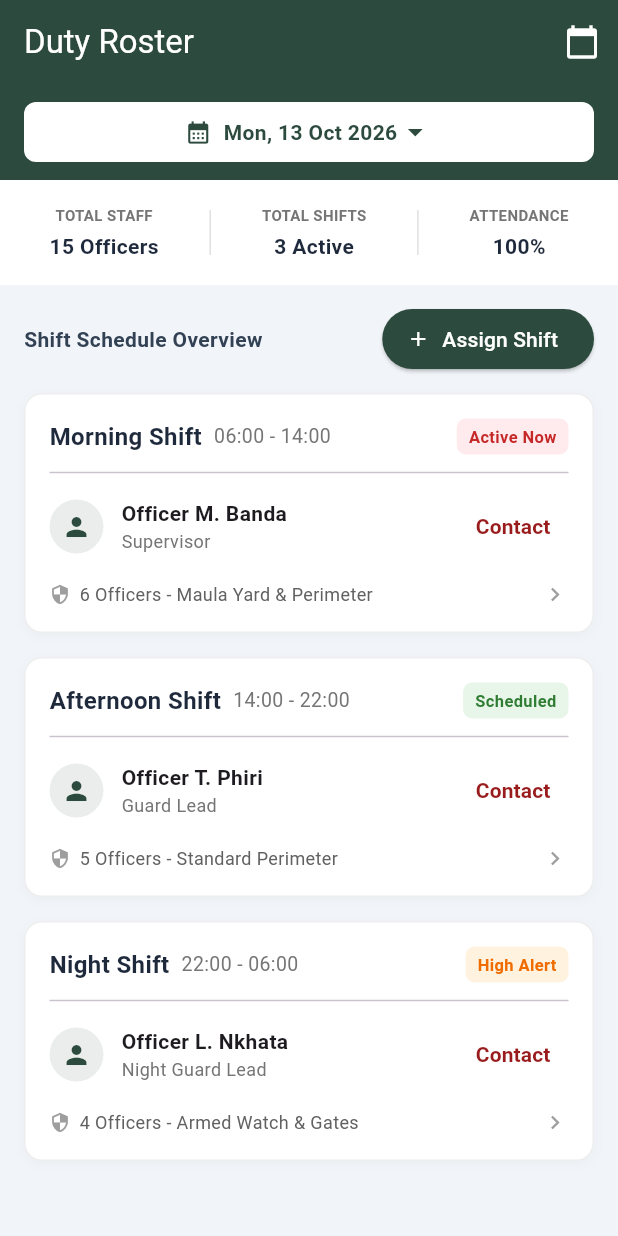
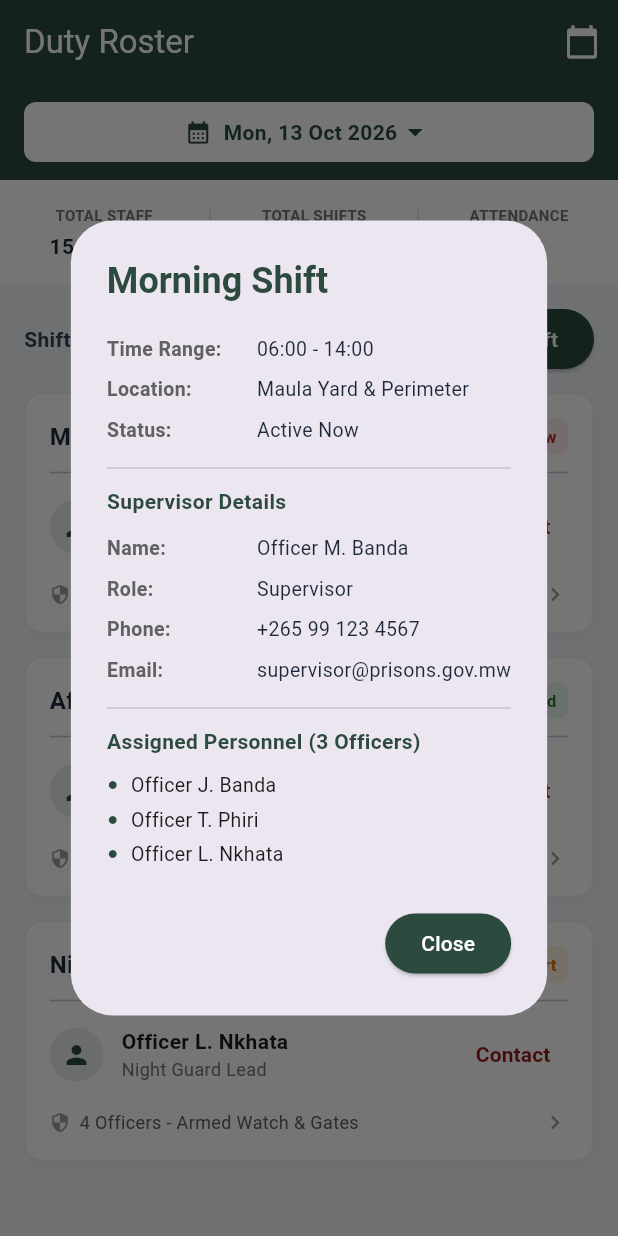
Before and after one commit to bsc-com-44-24/Prison-Management-system, a Flutter app: the screen it shows after launch, after a tap on "Contact", on a phone screen of 412 x 824 dp. Run offline on Flutter 3.47's test engine with Material 3 defaults, Android fonts, the phone set to English and light mode, and no system bars; our stand-ins replace hive_flutter; accounts and stored records are empty.

Commit message:
Implement shift contact detail modal and safe model parsing for Issue #4

```diff
--- a/lib/staff_roster/models/staff_model.dart
+++ b/lib/staff_roster/models/staff_model.dart
@@ -6,6 +6,9 @@ class ShiftModel {
   final String supervisorRole;
   final String assignedLocation;
   final int officerCount;
+  final String supervisorPhone; // Added for contact view
+  final String supervisorEmail; // Added for contact view
+  final List<String> assignedGuards; // Added for shift logs
 
   ShiftModel({
     required this.shiftName,
@@ -15,9 +18,11 @@ class ShiftModel {
     required this.supervisorRole,
     required this.assignedLocation,
     required this.officerCount,
+    this.supervisorPhone = '+265 99 123 4567',
+    this.supervisorEmail = 'supervisor@prisons.gov.mw',
+    this.assignedGuards = const ['Officer J. Banda', 'Officer T. Phiri', 'Officer L. Nkhata'],
   });
 
-  // Convert ShiftModel to Map for local storage
   Map<String, dynamic> toMap() {
     return {
       'shiftName': shiftName,
@@ -27,19 +32,26 @@ class ShiftModel {
       'supervisorRole': supervisorRole,
       'assignedLocation': assignedLocation,
       'officerCount': officerCount,
+      'supervisorPhone': supervisorPhone,
+      'supervisorEmail': supervisorEmail,
+      'assignedGuards': assignedGuards,
     };
   }
 
-  // Create ShiftModel from local storage Map
   factory ShiftModel.fromMap(Map<dynamic, dynamic> map) {
     return ShiftModel(
-      shiftName: map['shiftName'] ?? '',
-      timeRange: map['timeRange'] ?? '',
-      status: map['status'] ?? '',
-      supervisorName: map['supervisorName'] ?? '',
-      supervisorRole: map['supervisorRole'] ?? '',
-      assignedLocation: map['assignedLocation'] ?? '',
-      officerCount: map['officerCount'] ?? 0,
+      shiftName: map['shiftName']?.toString() ?? '',
+      timeRange: map['timeRange']?.toString() ?? '',
+      status: map['status']?.toString() ?? 'Scheduled',
+      supervisorName: map['supervisorName']?.toString() ?? 'Supervisor',
+      supervisorRole: map['supervisorRole']?.toString() ?? 'Guard Lead',
+      assignedLocation: map['assignedLocation']?.toString() ?? 'Main Block',
+      officerCount: map['officerCount'] is int ? map['officerCount'] : int.tryParse(map['officerCount']?.toString() ?? '0') ?? 0,
+      supervisorPhone: map['supervisorPhone']?.toString() ?? '+265 99 123 4567',
+      supervisorEmail: map['supervisorEmail']?.toString() ?? 'supervisor@prisons.gov.mw',
+      assignedGuards: map['assignedGuards'] != null
+          ? List<String>.from(map['assignedGuards'])
+          : ['Officer J. Banda', 'Officer T. Phiri', 'Officer L. Nkhata'],
     );
   }
 }
--- a/lib/staff_roster/screens/staff_roster_screen.dart
+++ b/lib/staff_roster/screens/staff_roster_screen.dart
@@ -168,6 +168,68 @@ class _StaffRosterScreenState extends State<StaffRosterScreen> {
     );
   }
 
+void _showShiftDetailDialog(BuildContext context, ShiftModel shift) {
+    showDialog(
+      context: context,
+      builder: (context) {
+        return AlertDialog(
+          title: Text(shift.shiftName, style: const TextStyle(color: Color(0xFF2C4A3E), fontWeight: FontWeight.bold)),
+          content: SingleChildScrollView(
+            child: Column(
+              crossAxisAlignment: CrossAxisAlignment.start,
+              mainAxisSize: MainAxisSize.min,
+              children: [
+                _detailRow("Time Range:", shift.timeRange),
+                _detailRow("Location:", shift.assignedLocation),
+                _detailRow("Status:", shift.status),
+                const Divider(height: 24),
+                const Text("Supervisor Details", style: TextStyle(fontWeight: FontWeight.bold, color: Color(0xFF2C4A3E))),
+                const SizedBox(height: 8),
+                _detailRow("Name:", shift.supervisorName),
+                _detailRow("Role:", shift.supervisorRole),
+                _detailRow("Phone:", shift.supervisorPhone),
+                _detailRow("Email:", shift.supervisorEmail),
+                const Divider(height: 24),
+                Text("Assigned Personnel (${shift.assignedGuards.length} Officers)", style: const TextStyle(fontWeight: FontWeight.bold, color: Color(0xFF2C4A3E))),
+                const SizedBox(height: 8),
+                ...shift.assignedGuards.map((guard) => Padding(
+                  padding: const EdgeInsets.symmetric(vertical: 2.0),
+                  child: Row(
+                    children: [
+                      const Icon(Icons.fiber_manual_record, size: 8, color: Color(0xFF2C4A3E)),
+                      const SizedBox(width: 8),
+                      Text(guard, style: const TextStyle(fontSize: 13)),
+                    ],
+                  ),
+                )),
+              ],
+            ),
+          ),
+          actions: [
+            ElevatedButton(
+              style: ElevatedButton.styleFrom(backgroundColor: const Color(0xFF2C4A3E), foregroundColor: Colors.white),
+              onPressed: () => Navigator.pop(context),
+              child: const Text('Close'),
+            ),
+          ],
+        );
+      },
+    );
+  }
+
+  Widget _detailRow(String label, String value) {
+    return Padding(
+      padding: const EdgeInsets.symmetric(vertical: 4.0),
+      child: Row(
+        crossAxisAlignment: CrossAxisAlignment.start,
+        children: [
+          SizedBox(width: 100, child: Text(label, style: TextStyle(fontWeight: FontWeight.bold, color: Colors.grey.shade700, fontSize: 13))),
+          Expanded(child: Text(value, style: const TextStyle(fontSize: 13, color: Color(0xFF1E293B)))),
+        ],
+      ),
+    );
+  }
+
   @override
   Widget build(BuildContext context) {
     return Scaffold(
@@ -243,7 +305,10 @@ class _StaffRosterScreenState extends State<StaffRosterScreen> {
             child: ListView.builder(
               itemCount: _shifts.length,
               itemBuilder: (context, index) {
-                return RosterCard(shift: _shifts[index]);
+                return RosterCard(
+                shift: _shifts[index],
+                onContactPressed: () => _showShiftDetailDialog(context, _shifts[index]),
+              );
               },
             ),
           ),
--- a/lib/staff_roster/widgets/roster_card.dart
+++ b/lib/staff_roster/widgets/roster_card.dart
@@ -3,8 +3,13 @@ import '../models/staff_model.dart';
 
 class RosterCard extends StatelessWidget {
   final ShiftModel shift;
+  final VoidCallback onContactPressed; // Callback for popup action
 
-  const RosterCard({super.key, required this.shift});
+  const RosterCard({
+    super.key,
+    required this.shift,
+    required this.onContactPressed,
+  });
 
   @override
   Widget build(BuildContext context) {
@@ -31,7 +36,7 @@ class RosterCard extends StatelessWidget {
         border: Border.all(color: Colors.grey.shade200),
         boxShadow: [
           BoxShadow(
-            color: Colors.black.withValues(alpha: 0.03),
+            color: Colors.black.withOpacity(0.03),
             blurRadius: 6,
             offset: const Offset(0, 2),
           ),
@@ -40,11 +45,11 @@ class RosterCard extends StatelessWidget {
       child: Column(
         crossAxisAlignment: CrossAxisAlignment.start,
         children: [
-          // Shift Header & Status Badge
           Row(
             mainAxisAlignment: MainAxisAlignment.spaceBetween,
             children: [
-              Row(
+              Expanded(
+                child: Row(
                   children: [
                     Text(
                       shift.shiftName,
@@ -56,6 +61,7 @@ class RosterCard extends StatelessWidget {
                       style: TextStyle(color: Colors.grey.shade600, fontSize: 13),
                     ),
                   ],
+                ),
               ),
               Container(
                 padding: const EdgeInsets.symmetric(horizontal: 8, vertical: 4),
@@ -71,12 +77,11 @@ class RosterCard extends StatelessWidget {
             ],
           ),
           const Divider(height: 24, thickness: 1),
-          // Supervisor Details Row
           Row(
             children: [
               CircleAvatar(
                 radius: 18,
-                backgroundColor: const Color(0xFF2C4A3E).withValues(alpha: 0.1),
+                backgroundColor: const Color(0xFF2C4A3E).withOpacity(0.1),
                 child: const Icon(Icons.person, color: Color(0xFF2C4A3E), size: 20),
               ),
               const SizedBox(width: 12),
@@ -96,13 +101,12 @@ class RosterCard extends StatelessWidget {
                 ),
               ),
               TextButton(
-                onPressed: () {},
+                onPressed: onContactPressed, // Hooks up the pop-up modal
                 child: const Text("Contact", style: TextStyle(color: Color(0xFF991B1B), fontWeight: FontWeight.bold)),
               ),
             ],
           ),
           const SizedBox(height: 12),
-          // Footer: Officer Count & Location
           Row(
             mainAxisAlignment: MainAxisAlignment.spaceBetween,
             children: [
```
Lines whose indentation alone changed are shown as unchanged.
